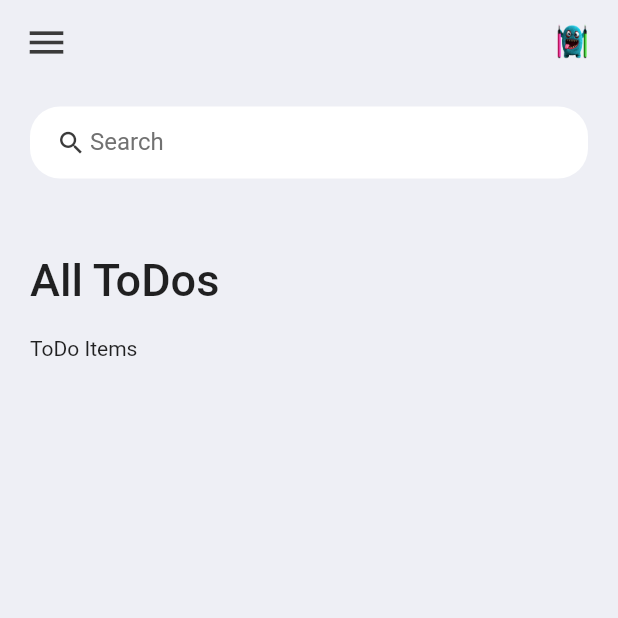
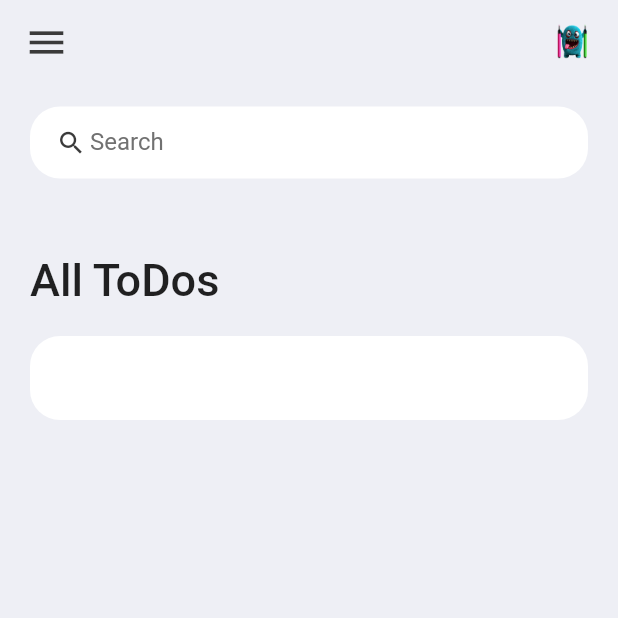
Before and after one commit to erdemgocen44/TodoList, a Flutter app: the screen it shows after launch, on a phone screen of 412 x 824 dp, the top half of it. Run offline on Flutter 3.47's test engine with Material 2 defaults, Android fonts, the phone set to English and light mode, and no system bars.

Commit message:
todo items starting

```diff
--- a/lib/screens/home.dart
+++ b/lib/screens/home.dart
@@ -1,6 +1,6 @@
 import 'package:flutter/material.dart';
-import 'package:todo/constants/color.dart';
-import 'package:todo/widgets/todo_items.dart';
+import '../constants/color.dart';
+import '../widgets/todo_items.dart';
 
 class Home extends StatelessWidget {
   const Home({Key? key}) : super(key: key);
--- a/lib/widgets/todo_items.dart
+++ b/lib/widgets/todo_items.dart
@@ -11,7 +11,13 @@ class _TodoItemsState extends State<TodoItems> {
   @override
   Widget build(BuildContext context) {
     return Container(
-      child: Text('ToDo Items'),
+      child: ListTile(
+        onTap: () {},
+        shape: RoundedRectangleBorder(
+          borderRadius: BorderRadius.circular(20),
+        ),
+        tileColor: Colors.white,
+      ),
     );
   }
 }
```
